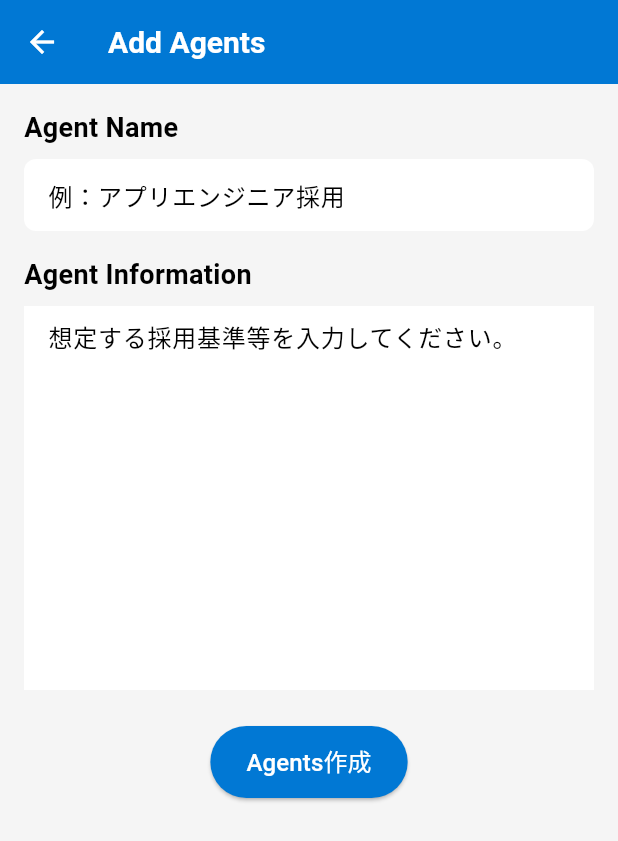
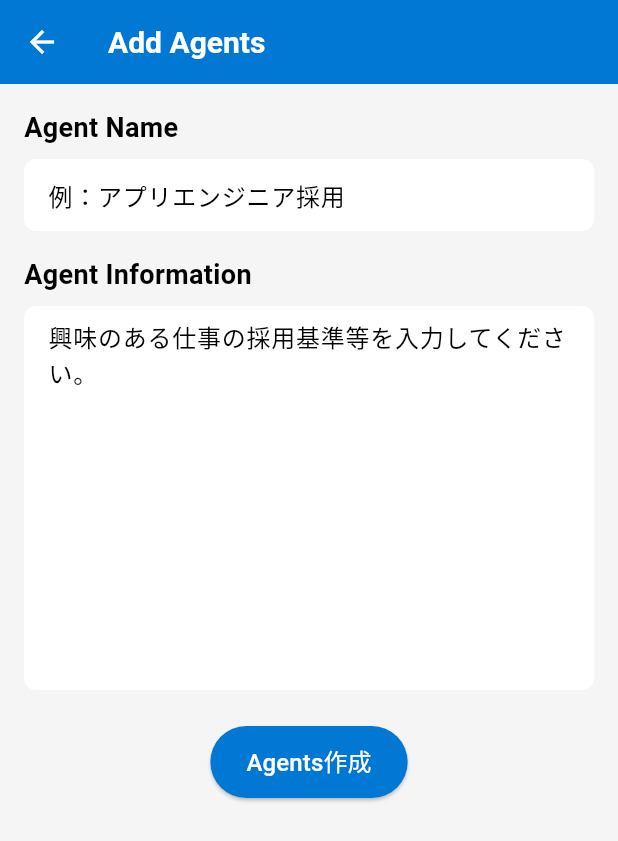
Before and after one commit to yotaro-code/iaa_project, a Flutter app: the screen it shows after launch, after a tap on the "add" icon, on a phone screen of 412 x 824 dp. Shown: the top 841 px of the screen. Run offline on Flutter 3.47's test engine with Material 3 defaults, Android fonts, the phone set to English and light mode, and no system bars; our stand-ins replace cloud_firestore, firebase_core, flutter_riverpod, freezed_annotation, go_router, just_audio and 1 more; missing offline and left inert: grpc, protobuf, record; accounts and stored records are empty; generated files the repository leaves out were written again; network calls fail.

Commit message:
[update] Viewの微修正

```diff
--- a/client/lib/views/add_agent_page.dart
+++ b/client/lib/views/add_agent_page.dart
@@ -41,7 +41,7 @@ class _AddAgentPageState extends ConsumerState<AddAgentPage> {
     showDialog(
       context: context,
       builder: (context) => AlertDialog(
-        title: const Text("エージェントの作成に成功しました！"),
+        title: const Text("エージェントの作成に\n成功しました！"),
         actions: [
           TextButton(
             onPressed: () {
@@ -80,7 +80,9 @@ class _AddAgentPageState extends ConsumerState<AddAgentPage> {
       appBar: AppBar(
         title: const Text('Add Agents'),
       ),
-      body: Padding(
+      body: GestureDetector(
+        onTap: () => FocusScope.of(context).unfocus(), // タップでキーボードを閉じる
+        child: SingleChildScrollView(
           padding: const EdgeInsets.all(16.0),
           child: Column(
             crossAxisAlignment: CrossAxisAlignment.start,
@@ -99,10 +101,10 @@ class _AddAgentPageState extends ConsumerState<AddAgentPage> {
                   filled: true, // fillColor を有効化
                   border: OutlineInputBorder(
                     borderRadius: BorderRadius.circular(8),
-                  borderSide: BorderSide.none, // 枠線を消す場合
+                    borderSide: BorderSide.none, // 枠線を消す
                   ),
-                contentPadding:
-                    EdgeInsets.symmetric(vertical: 8, horizontal: 12), // 適度な余白
+                  contentPadding: const EdgeInsets.symmetric(
+                      vertical: 8, horizontal: 12), // 適度な余白
                 ),
                 style: TextStyle(color: AppColors.onContentBackground), // テキスト色
               ),
@@ -118,11 +120,14 @@ class _AddAgentPageState extends ConsumerState<AddAgentPage> {
                 controller: _agentInfoController,
                 maxLines: 10,
                 decoration: InputDecoration(
-                hintText: "想定する採用基準等を入力してください。",
+                  hintText: "興味のある仕事の採用基準等を入力してください。",
                   fillColor: AppColors.contentBackground, // 背景色を設定
                   filled: true, // fillColor を有効化
-                border: InputBorder.none, // 境界線をなくす
-                contentPadding: EdgeInsets.symmetric(
+                  border: OutlineInputBorder(
+                    borderRadius: BorderRadius.circular(8),
+                    borderSide: BorderSide.none, // 境界線をなくす
+                  ),
+                  contentPadding: const EdgeInsets.symmetric(
                       vertical: 8, horizontal: 12), // 適度な余白を追加
                 ),
               ),
@@ -135,12 +140,13 @@ class _AddAgentPageState extends ConsumerState<AddAgentPage> {
                   style: ElevatedButton.styleFrom(
                     backgroundColor: AppColors.primary, // 背景色を適用
                     foregroundColor: AppColors.onPrimary, // 文字色を適用
-                  padding:
-                      const EdgeInsets.symmetric(horizontal: 24, vertical: 12),
+                    padding: const EdgeInsets.symmetric(
+                        horizontal: 24, vertical: 12),
                   ),
                   child: state.isLoading
                       ? const CircularProgressIndicator(
-                        valueColor: AlwaysStoppedAnimation<Color>(Colors.white),
+                          valueColor:
+                              AlwaysStoppedAnimation<Color>(Colors.white),
                         )
                       : const Text(
                           "Agents作成",
@@ -148,7 +154,9 @@ class _AddAgentPageState extends ConsumerState<AddAgentPage> {
                         ),
                 ),
               ),
+              const SizedBox(height: 16), // 最下部に余白を追加
             ],
+          ),
         ),
       ),
     );
--- a/client/lib/views/agent_list_page.dart
+++ b/client/lib/views/agent_list_page.dart
@@ -9,7 +9,7 @@ class AgentListPage extends ConsumerWidget {
     final agentsAsyncValue = ref.watch(agentViewModelProvider);
 
     return Scaffold(
-      appBar: AppBar(title: const Text('エージェント一覧')),
+      appBar: AppBar(title: const Text('Interview Agents')),
       body: agentsAsyncValue.when(
         data: (agents) {
           return ListView.builder(
@@ -36,12 +36,17 @@ class AgentListPage extends ConsumerWidget {
                     children: [
                       // 左側: 画像
                       ClipOval(
-                        child: Image.network(
-                          agent.imageUrl ??
-                              'https://via.placeholder.com/80', // 画像URLがない場合の仮画像
-                          width: 80.0, // 円形の幅
-                          height: 80.0, // 円形の高さ
-                          fit: BoxFit.cover, // 画像の表示方法
+                        child: Container(
+                          color: Colors.white, // 背景を白に設定
+                          width: 80.0, // 直径
+                          height: 80.0, // 直径
+                          child: Image.network(
+                            agent.imageUrl ??
+                                'https://via.placeholder.com/80', // 画像URLがない場合の仮画像
+                            width: 80.0, // 円形の幅
+                            height: 80.0, // 円形の高さ
+                            fit: BoxFit.contain, // 画像の表示方法
+                          ),
                         ),
                       ),
                       const SizedBox(width: 16.0),
```
Lines whose indentation alone changed are shown as unchanged.
